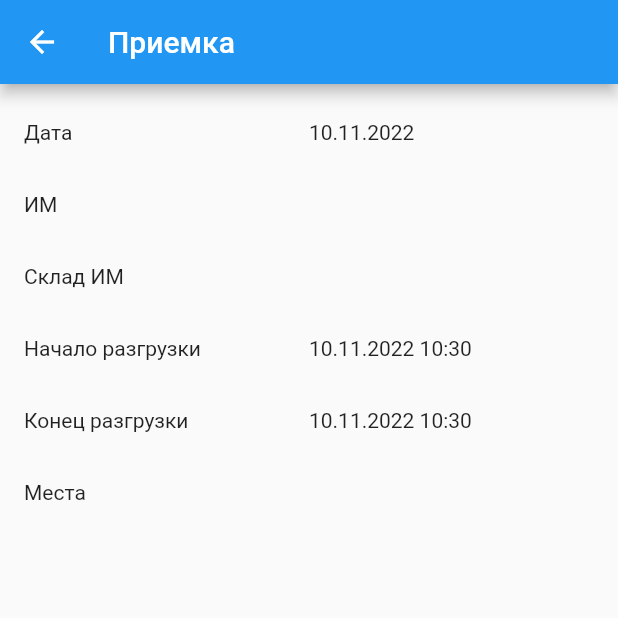
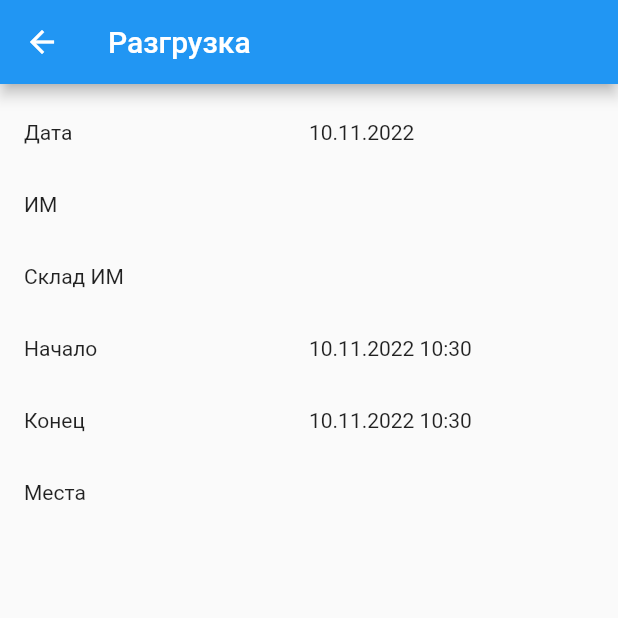
Before and after one commit to Unact/logisto, a Flutter app: the _ProductArrivalView screen opened directly, on a phone screen of 412 x 824 dp, the top half of it. Run offline on Flutter 3.47's test engine with Material 2 defaults, Android fonts, the phone set to English and light mode, and no system bars; our stand-ins replace camera, dio, drift, flutter_bloc, flutter_blue, flutter_bluetooth_serial and 6 more; missing offline and left inert: f_logs, fk_user_agent, flutter_signature_pad, iboxpro_flutter, qr_code_scanner, soundpool; accounts and stored records are empty; generated files the repository leaves out were written again; network calls fail; statements that could not run were skipped.

Commit message:
DEV-41451

```diff
--- a/lib/app/pages/info/info_page.dart
+++ b/lib/app/pages/info/info_page.dart
@@ -137,7 +137,7 @@ class _InfoViewState extends State<_InfoView> {
           Navigator.push(context, MaterialPageRoute(builder: (BuildContext context) => ProductArrivalsPage()));
         },
         isThreeLine: true,
-        title: const Text('Разгрузка'),
+        title: const Text('Разгрузки'),
         subtitle: RichText(
           text: TextSpan(
             style: const TextStyle(color: Colors.grey),
--- a/lib/app/pages/product_arrivals/product_arrival/product_arrival_package/product_arrival_package_page.dart
+++ b/lib/app/pages/product_arrivals/product_arrival/product_arrival_package/product_arrival_package_page.dart
@@ -64,7 +64,7 @@ class _ProductArrivalPackageViewState extends State<_ProductArrivalPackageView>
         return Scaffold(
           appBar: AppBar(
             title: Text('${package.typeName} ${package.number}'),
-            actions: !state.inProgress ?
+            actions: !state.inProgress || state.newLines.isEmpty ?
               [] :
               <Widget>[IconButton(icon: const Icon(Icons.check), onPressed: vm.endAccept)]
           ),
--- a/lib/app/pages/product_arrivals/product_arrival/product_arrival_page.dart
+++ b/lib/app/pages/product_arrivals/product_arrival/product_arrival_page.dart
@@ -87,7 +87,7 @@ class _ProductArrivalViewState extends State<_ProductArrivalView> {
         ProductArrival productArrival = state.productArrivalEx.productArrival;
 
         return Scaffold(
-          appBar: AppBar(title: Text('Приемка ${productArrival.number}')),
+          appBar: AppBar(title: Text('Разгрузка ${productArrival.number}')),
           body: _dataList(context)
         );
       },
@@ -128,13 +128,13 @@ class _ProductArrivalViewState extends State<_ProductArrivalView> {
           trailing: Text(vm.state.productArrival.storeName)
         ),
         InfoRow(
-          title: const Text('Начало разгрузки'),
+          title: const Text('Начало'),
           trailing: !vm.state.unloadStarted ?
             _unloadStartButton(context) :
             Text(Format.dateTimeStr(vm.state.productArrival.unloadStart))
         ),
         InfoRow(
-          title: const Text('Конец разгрузки'),
+          title: const Text('Конец'),
           trailing: vm.state.unloadInProgress ?
             _unloadWorkButtons(context) :
             Text(Format.dateTimeStr(vm.state.productArrival.unloadEnd))
@@ -200,7 +200,7 @@ class _ProductArrivalViewState extends State<_ProductArrivalView> {
         const Icon(Icons.close_rounded, color: Colors.red)
       : (
         package.acceptEnd != null ?
-          const Icon(Icons.check, color: Colors.green,) :
+          const Icon(Icons.check, color: Colors.green) :
           const Icon(Icons.hourglass_empty, color: Colors.yellow)
       );
 
--- a/lib/app/pages/product_arrivals/product_arrivals_page.dart
+++ b/lib/app/pages/product_arrivals/product_arrivals_page.dart
@@ -36,7 +36,7 @@ class _ProductArrivalsViewState extends State<_ProductArrivalsView> {
     return BlocBuilder<ProductArrivalsViewModel, ProductArrivalsState>(
       builder: (context, state) {
         return Scaffold(
-          appBar: AppBar(title: const Text('Разгрузка')),
+          appBar: AppBar(title: const Text('Разгрузки')),
           body: _arrivalsList(context)
         );
       },
@@ -68,7 +68,7 @@ class _ProductArrivalsViewState extends State<_ProductArrivalsView> {
     ProductArrival productArrival = productArrivalEx.productArrival;
 
     return ListTile(
-      title: Text('Приемка ${productArrival.number}'),
+      title: Text('Разгрузка ${productArrival.number}'),
       onTap: () {
         Navigator.push(
           context,
```
